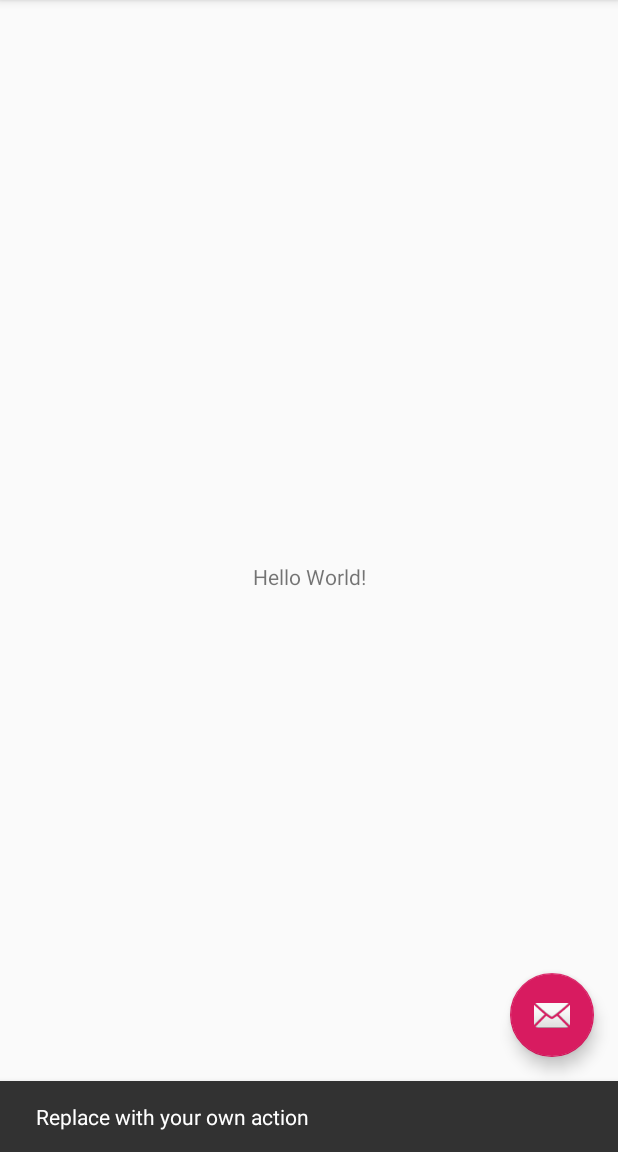
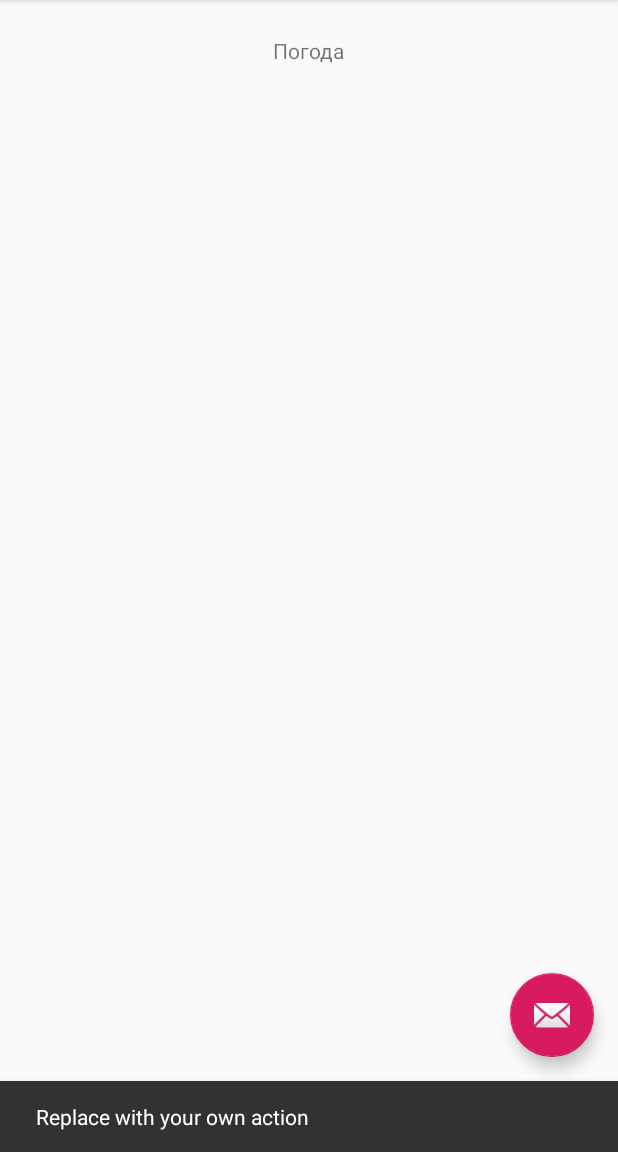
Before and after one commit to NikiArt/weatherapp, an Android app: the screen it shows after launch (MainActivity), after a tap on an icon or button, on a phone screen of 412 x 824 dp, the part 84-1236 px from its top. Run offline under Robolectric (Android 15) with nearby library versions, the phone set to English and light mode, and no system bars.

Commit message:
изменил текст и позиционирование на экране

```diff
--- a/app/src/main/res/layout/content_main.xml
+++ b/app/src/main/res/layout/content_main.xml
@@ -11,10 +11,11 @@
     <TextView
         android:layout_width="wrap_content"
         android:layout_height="wrap_content"
-        android:text="Hello World!"
+        android:text="Погода"
         app:layout_constraintBottom_toBottomOf="parent"
         app:layout_constraintLeft_toLeftOf="parent"
         app:layout_constraintRight_toRightOf="parent"
-        app:layout_constraintTop_toTopOf="parent" />
+        app:layout_constraintTop_toTopOf="parent"
+        app:layout_constraintVertical_bias="0.032" />
 
 </android.support.constraint.ConstraintLayout>
```
